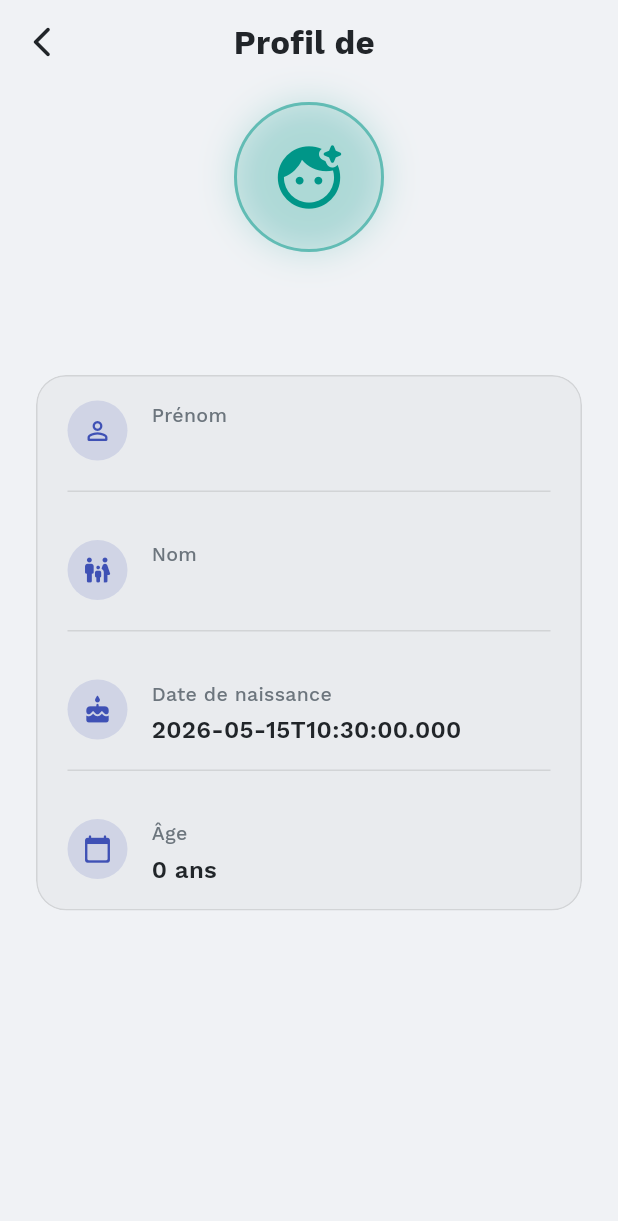
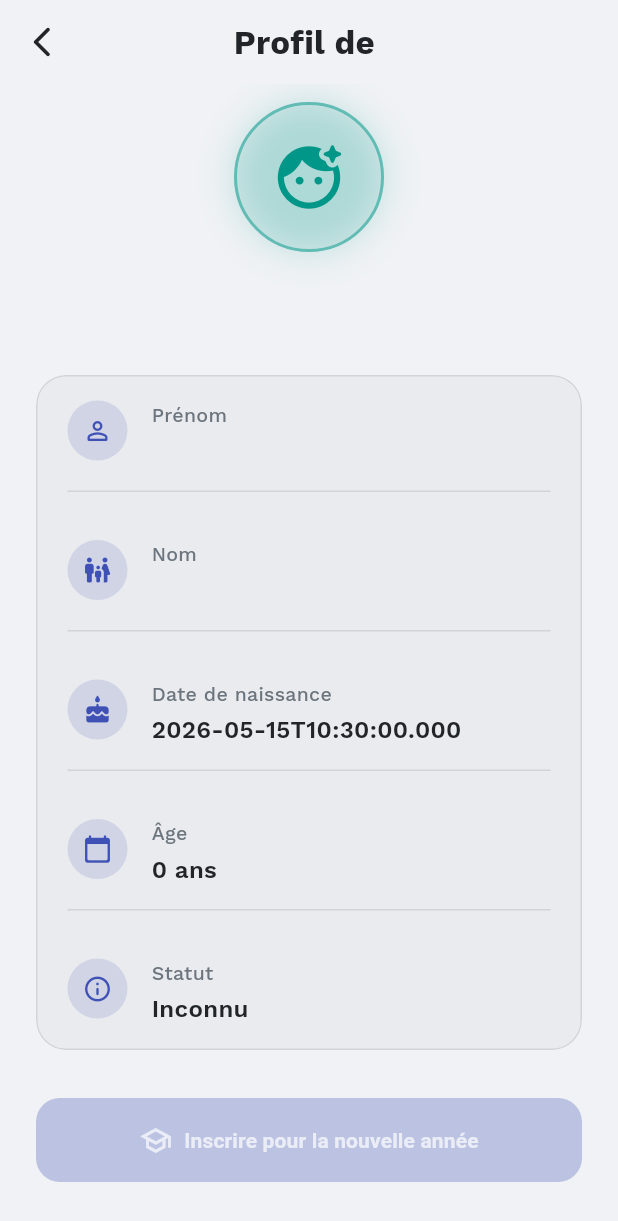
Before and after one commit to zsasz0/PetitSuivi-App, a Flutter app: the ChildProfileViewPage screen opened directly with empty values, on a phone screen of 412 x 824 dp. Shown: the top 1221 px of the screen. Run offline on Flutter 3.47's test engine with Material 3 defaults, Android fonts, the phone set to English and light mode, and no system bars; our stand-ins replace device_info_plus, flutter_local_notifications, flutter_timezone, font_awesome_flutter, image_picker, package_info_plus and 4 more; accounts and stored records are empty.

Commit message:
before final

```diff
--- a/PetitSuiviMobileFrontEndV1/lib/views/parent/profile/components/common/child_profile_view_page.dart
+++ b/PetitSuiviMobileFrontEndV1/lib/views/parent/profile/components/common/child_profile_view_page.dart
@@ -3,19 +3,51 @@ import 'dart:ui';
 import 'package:flutter/material.dart';
 import 'package:newv/l10n/app_localizations.dart';
 import 'package:newv/views/themes/theme_manager.dart';
+import 'package:newv/views/parent/child_tracking/components/child_tracking/re_registration_page.dart';
 
 // Modular Imports
 import 'package:newv/views/parent/profile/themes/profile_theme.dart';
 
 class ChildProfileViewPage extends StatelessWidget {
   final Map<String, dynamic> childData;
+  final bool inscriptionsOpen;
+  final VoidCallback onRefresh;
 
-  const ChildProfileViewPage({super.key, required this.childData});
+  const ChildProfileViewPage({
+    super.key,
+    required this.childData,
+    required this.inscriptionsOpen,
+    required this.onRefresh,
+  });
 
   @override
   Widget build(BuildContext context) {
     context.watch<ThemeManager>();
     final l10n = AppLocalizations.of(context)!;
+
+    // Extract status from inscriptions
+    final inscriptions = childData['extraData']?['inscriptions'] as List? ?? [];
+    String status = 'inconnu';
+    if (inscriptions.isNotEmpty) {
+      status = inscriptions.last['status']?['name']?.toString() ?? 'inconnu';
+    }
+
+    String displayStatus = 'Inconnu';
+    if (status.toLowerCase() == 'approved') {
+      displayStatus = 'Approuvé';
+    }
+    if (status.toLowerCase() == 'pending') {
+      displayStatus = 'En attente';
+    }
+    if (status.toLowerCase() == 'rejected') {
+      displayStatus = 'Rejeté';
+    }
+    if (status.toLowerCase() == 'inscription_requise') {
+      displayStatus = 'Inscription requise';
+    }
+
+    bool needsReRegistration = status.toLowerCase() == 'inscription_requise';
+
     return Container(
       color: ProfileTheme.baseDark,
       child: Scaffold(
@@ -32,7 +64,10 @@ class ChildProfileViewPage extends StatelessWidget {
           backgroundColor: Colors.transparent,
           elevation: 0,
           leading: IconButton(
-            icon: Icon(Icons.arrow_back_ios_new_rounded, color: ProfileTheme.lightText),
+            icon: Icon(
+              Icons.arrow_back_ios_new_rounded,
+              color: ProfileTheme.lightText,
+            ),
             onPressed: () => Navigator.pop(context),
           ),
         ),
@@ -69,9 +104,95 @@ class ChildProfileViewPage extends StatelessWidget {
                   Icons.calendar_today_rounded,
                   l10n.age,
                   '${_calculateAge(childData['birthDate']?.toString())} ${l10n.yearsOld}',
+                ),
+                _buildInfoRow(
+                  Icons.info_outline_rounded,
+                  'Statut',
+                  displayStatus,
                   isLast: true,
                 ),
               ]),
+              const SizedBox(height: 32),
+
+              if (inscriptionsOpen || !needsReRegistration)
+                ElevatedButton(
+                  onPressed: needsReRegistration
+                      ? () async {
+                          final result = await Navigator.push<bool>(
+                            context,
+                            MaterialPageRoute(
+                              builder: (context) => ReRegistrationPage(
+                                childId: childData['id'] ?? 0,
+                                firstName:
+                                    childData['firstName']?.toString() ?? '',
+                                lastName:
+                                    childData['lastName']?.toString() ?? '',
+                                birthDate:
+                                    childData['birthDate']
+                                        ?.toString()
+                                        .split('T')
+                                        .first ??
+                                    '',
+                              ),
+                            ),
+                          );
+                          if (result == true) {
+                            onRefresh();
+                            if (context.mounted) Navigator.pop(context);
+                          }
+                        }
+                      : null,
+                  style: ElevatedButton.styleFrom(
+                    minimumSize: const Size.fromHeight(56),
+                    backgroundColor: ProfileTheme.indigoAccent,
+                    disabledBackgroundColor: ProfileTheme.indigoAccent
+                        .withValues(alpha: 0.3),
+                    foregroundColor: Colors.white,
+                    disabledForegroundColor: Colors.white70,
+                    shape: RoundedRectangleBorder(
+                      borderRadius: BorderRadius.circular(16),
+                    ),
+                    elevation: 0,
+                  ),
+                  child: const Row(
+                    mainAxisAlignment: MainAxisAlignment.center,
+                    children: [
+                      Icon(Icons.school_outlined, size: 22),
+                      SizedBox(width: 8),
+                      Flexible(
+                        child: Text(
+                          'Inscrire pour la nouvelle année',
+                          textAlign: TextAlign.center,
+                          style: TextStyle(
+                            fontSize: 14,
+                            fontWeight: FontWeight.w600,
+                          ),
+                        ),
+                      ),
+                    ],
+                  ),
+                )
+              else if (needsReRegistration)
+                Container(
+                  width: double.infinity,
+                  padding: const EdgeInsets.all(12),
+                  decoration: BoxDecoration(
+                    color: Colors.orange.withValues(alpha: 0.1),
+                    borderRadius: BorderRadius.circular(12),
+                    border: Border.all(
+                      color: Colors.orange.withValues(alpha: 0.3),
+                    ),
+                  ),
+                  child: const Text(
+                    'Les inscriptions sont actuellement fermées.',
+                    textAlign: TextAlign.center,
+                    style: TextStyle(
+                      color: Colors.orange,
+                      fontSize: 13,
+                      fontWeight: FontWeight.w500,
+                    ),
+                  ),
+                ),
             ],
           ),
         ),
@@ -118,8 +239,6 @@ class ChildProfileViewPage extends StatelessWidget {
       ],
     );
   }
-
-
 
   Widget _buildGlassCard(List<Widget> rows) {
     return ClipRRect(
--- a/PetitSuiviMobileFrontEndV1/lib/views/parent/profile/controllers/profile_controller.dart
+++ b/PetitSuiviMobileFrontEndV1/lib/views/parent/profile/controllers/profile_controller.dart
@@ -35,7 +35,9 @@ class ProfileController {
 
       final raw = response.body.isNotEmpty ? jsonDecode(response.body) : null;
       final list = raw is List ? raw : (raw is Map ? raw['data'] : null);
-      if (response.statusCode >= 200 && response.statusCode < 300 && list is List) {
+      if (response.statusCode >= 200 &&
+          response.statusCode < 300 &&
+          list is List) {
         double? baseFee;
         final Map<String, double> mealFees = {};
 
@@ -97,7 +99,9 @@ class ProfileController {
           ? jsonDecode(response.body) as Map<String, dynamic>
           : <String, dynamic>{};
       final data = body['data'];
-      if (response.statusCode >= 200 && response.statusCode < 300 && data is List) {
+      if (response.statusCode >= 200 &&
+          response.statusCode < 300 &&
+          data is List) {
         final methods = data
             .map((e) => e.toString())
             .where((e) => e == 'oneShot' || e == 'monthlyPartial')
@@ -129,7 +133,10 @@ class ProfileController {
     }
 
     try {
-      final response = await ProfileApis.getChildren(parentCin.toString(), token);
+      final response = await ProfileApis.getChildren(
+        parentCin.toString(),
+        token,
+      );
       if (!context.mounted) return;
 
       if (UnauthorizedHandler.handle(
@@ -143,13 +150,16 @@ class ProfileController {
           ? jsonDecode(response.body) as Map<String, dynamic>
           : <String, dynamic>{};
 
-      if (response.statusCode >= 200 && response.statusCode < 300 && body['data'] is List) {
+      if (response.statusCode >= 200 &&
+          response.statusCode < 300 &&
+          body['data'] is List) {
         final mapped = (body['data'] as List).whereType<Map>().map((item) {
           final map = item.cast<String, dynamic>();
           final inscriptions = (map['inscriptions'] is List)
               ? map['inscriptions'] as List
               : const [];
           return <String, dynamic>{
+            'id': map['id'],
             'firstName': map['firstName']?.toString() ?? '',
             'lastName': map['lastName']?.toString() ?? '',
             'birthDate': map['birthdate']?.toString(),
@@ -289,7 +299,8 @@ class ProfileController {
       messenger.showSnackBar(
         SnackBar(
           content: Text(
-            body['message']?.toString() ?? 'Échec du changement de mot de passe.',
+            body['message']?.toString() ??
+                'Échec du changement de mot de passe.',
           ),
           backgroundColor: Colors.red.shade800,
         ),
--- a/PetitSuiviMobileFrontEndV1/lib/views/parent/profile/parent_profile_page.dart
+++ b/PetitSuiviMobileFrontEndV1/lib/views/parent/profile/parent_profile_page.dart
@@ -37,7 +37,8 @@ class _ParentProfilePageState extends State<ParentProfilePage> {
     'Mon enfant prend le déjeuner et le goûter': 350.0,
     'Mon enfant prend seulement le déjeuner': 250.0,
     'Mon enfant prend seulement le goûter': 120.0,
-    'Mon enfant ne mange pas à l\'école (le parent le récupère puis le ramène)': 0.0,
+    'Mon enfant ne mange pas à l\'école (le parent le récupère puis le ramène)':
+        0.0,
   };
 
   static const List<String> _mealPlanOptions = [
@@ -62,14 +63,16 @@ class _ParentProfilePageState extends State<ParentProfilePage> {
     await Future.wait([
       _controller.loadPaymentMethods(
         defaultPaymentMethods: _paymentMethods,
-        setPaymentMethods: (methods) => setState(() => _paymentMethods = methods),
+        setPaymentMethods: (methods) =>
+            setState(() => _paymentMethods = methods),
       ),
       _controller.loadPricingParameters(
         mealPlanOptions: _mealPlanOptions,
         setLoading: (val) => setState(() => _loadingPricing = val),
         setInscriptionsOpen: (val) => setState(() => _inscriptionsOpen = val),
         setBaseFee: (val) => setState(() => _baseFee = val),
-        setMealPlanFees: (val) => setState(() => _mealPlanFees = {..._mealPlanFees, ...val}),
+        setMealPlanFees: (val) =>
+            setState(() => _mealPlanFees = {..._mealPlanFees, ...val}),
       ),
     ]);
   }
@@ -134,7 +137,14 @@ class _ParentProfilePageState extends State<ParentProfilePage> {
     Navigator.push(
       context,
       MaterialPageRoute(
-        builder: (context) => ChildProfileViewPage(childData: child),
+        builder: (context) => ChildProfileViewPage(
+          childData: child,
+          inscriptionsOpen: _inscriptionsOpen,
+          onRefresh: () async {
+            await _initData();
+            await _loadChildren();
+          },
+        ),
       ),
     );
   }
@@ -160,10 +170,8 @@ class _ParentProfilePageState extends State<ParentProfilePage> {
     showDialog(
       context: context,
       builder: (context) => ChangePasswordDialog(
-        onSubmit: (pwd, messenger) => _controller.changePassword(
-          newPassword: pwd,
-          messenger: messenger,
-        ),
+        onSubmit: (pwd, messenger) =>
+            _controller.changePassword(newPassword: pwd, messenger: messenger),
       ),
     );
   }
```
